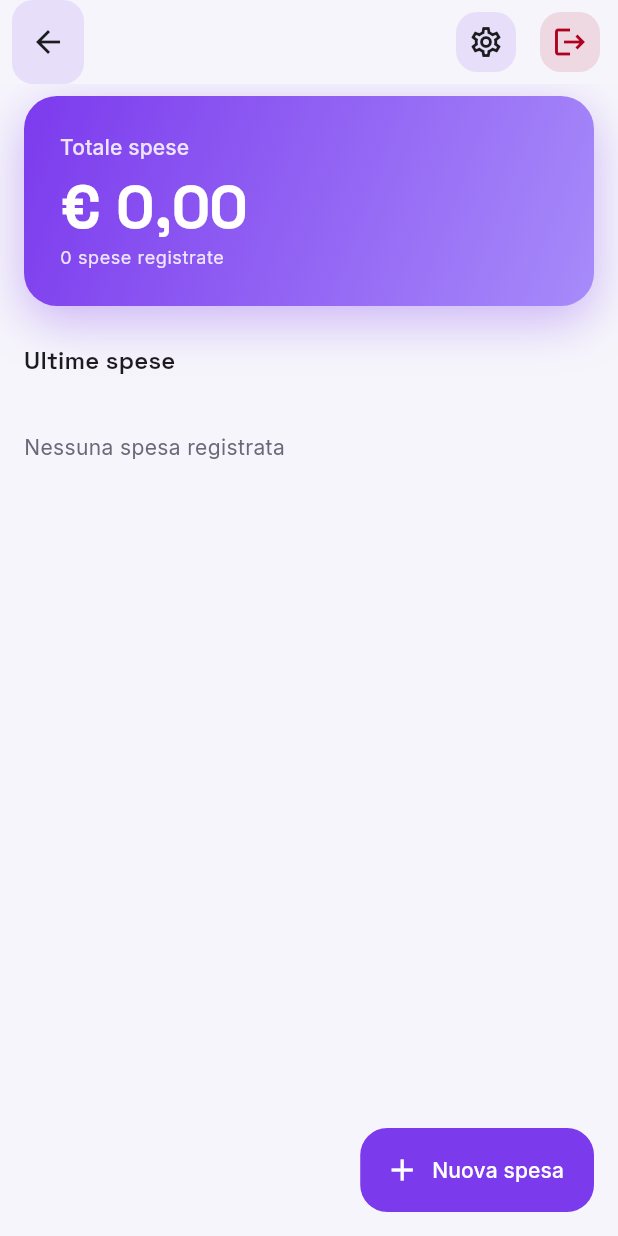
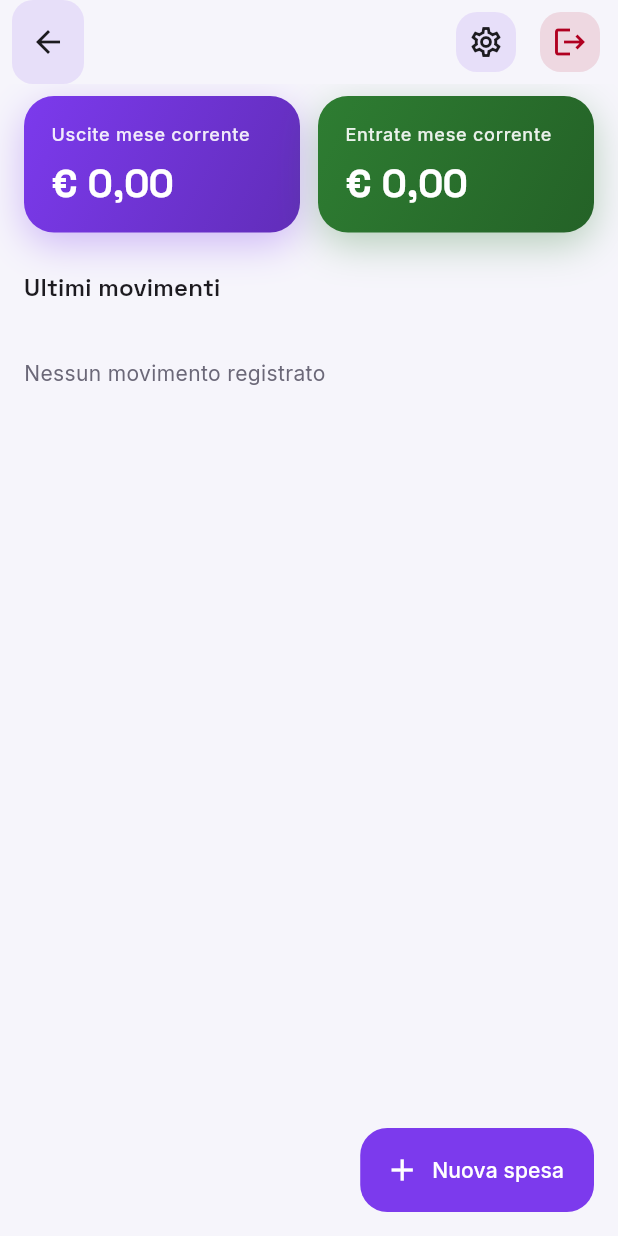
Before and after one commit to zaninip/cobudget, a Flutter app: the HomeScreen screen opened directly with empty values, on a phone screen of 412 x 824 dp. Run offline on Flutter 3.47's test engine with Material 3 defaults, Android fonts, the light colour scheme and no system bars; our stand-ins replace flutter_dotenv, flutter_riverpod, go_router, google_fonts, shared_preferences, supabase_flutter; accounts and stored records are empty.

Commit message:
Split expensens in incomes and outcomes

```diff
--- a/lib/features/expenses/data/supabase_expense_repository.dart
+++ b/lib/features/expenses/data/supabase_expense_repository.dart
@@ -47,6 +47,7 @@ class SupabaseExpenseRepository implements ExpenseRepository {
     required DateTime date,
     required String categoryId,
     String? subcategoryId,
+    ExpenseType type = ExpenseType.expense,
   }) async {
     await _client.from('expenses').insert({
       'budget_id': budgetId,
@@ -56,6 +57,7 @@ class SupabaseExpenseRepository implements ExpenseRepository {
       'date': _formatDate(date),
       'category_id': categoryId,
       'subcategory_id': subcategoryId,
+      'type': type.name,
     });
   }
 
@@ -68,6 +70,7 @@ class SupabaseExpenseRepository implements ExpenseRepository {
     required DateTime endMonth,
     required String categoryId,
     String? subcategoryId,
+    ExpenseType type = ExpenseType.expense,
   }) async {
     final months = <DateTime>[];
     var current = DateTime(startMonth.year, startMonth.month);
@@ -93,6 +96,7 @@ class SupabaseExpenseRepository implements ExpenseRepository {
           'category_id': categoryId,
           'subcategory_id': subcategoryId,
           'spread_group_id': spreadGroupId,
+          'type': type.name,
         },
     ];
 
--- a/lib/features/expenses/domain/expense_repository.dart
+++ b/lib/features/expenses/domain/expense_repository.dart
@@ -10,7 +10,7 @@ abstract class ExpenseRepository {
   /// Tutte le spese del budget, ordinate per data decrescente.
   Future<List<Expense>> getRecentExpenses(String budgetId);
 
-  /// Crea una singola spesa in data [date].
+  /// Crea una singola voce (uscita o entrata) in data [date].
   Future<void> addExpense({
     required String budgetId,
     required String title,
@@ -18,9 +18,10 @@ abstract class ExpenseRepository {
     required DateTime date,
     required String categoryId,
     String? subcategoryId,
+    ExpenseType type = ExpenseType.expense,
   });
 
-  /// Crea N spese (una per ogni mese tra [startMonth] e [endMonth] inclusi),
+  /// Crea N voci (una per ogni mese tra [startMonth] e [endMonth] inclusi),
   /// con titoli "Titolo i/N" e lo stesso `spread_group_id`.
   Future<void> addSpreadExpenses({
     required String budgetId,
@@ -30,6 +31,7 @@ abstract class ExpenseRepository {
     required DateTime endMonth,
     required String categoryId,
     String? subcategoryId,
+    ExpenseType type = ExpenseType.expense,
   });
 
   /// Crea una nuova categoria specifica del budget [budgetId].
--- a/lib/features/expenses/presentation/controllers/manual_expense_controller.dart
+++ b/lib/features/expenses/presentation/controllers/manual_expense_controller.dart
@@ -3,6 +3,7 @@ import 'dart:async';
 import 'package:flutter_riverpod/flutter_riverpod.dart';
 
 import '../../data/supabase_expense_repository.dart';
+import '../../domain/expense.dart';
 
 /// Stato del salvataggio di una nuova spesa manuale (vedi ARCHITECTURE.md - flow 4).
 class ManualExpenseController extends AsyncNotifier<void> {
@@ -16,6 +17,7 @@ class ManualExpenseController extends AsyncNotifier<void> {
     required DateTime date,
     required String categoryId,
     String? subcategoryId,
+    ExpenseType type = ExpenseType.expense,
   }) async {
     state = const AsyncLoading();
     state = await AsyncValue.guard(() async {
@@ -26,6 +28,7 @@ class ManualExpenseController extends AsyncNotifier<void> {
             date: date,
             categoryId: categoryId,
             subcategoryId: subcategoryId,
+            type: type,
           );
     });
     if (!state.hasError) {
@@ -41,6 +44,7 @@ class ManualExpenseController extends AsyncNotifier<void> {
     required DateTime endMonth,
     required String categoryId,
     String? subcategoryId,
+    ExpenseType type = ExpenseType.expense,
   }) async {
     state = const AsyncLoading();
     state = await AsyncValue.guard(() async {
@@ -52,6 +56,7 @@ class ManualExpenseController extends AsyncNotifier<void> {
             endMonth: endMonth,
             categoryId: categoryId,
             subcategoryId: subcategoryId,
+            type: type,
           );
     });
     if (!state.hasError) {
--- a/lib/features/expenses/presentation/screens/home_screen.dart
+++ b/lib/features/expenses/presentation/screens/home_screen.dart
@@ -2,6 +2,7 @@ import 'package:flutter/material.dart';
 import 'package:flutter_riverpod/flutter_riverpod.dart';
 import 'package:go_router/go_router.dart';
 
+import '../../../../app/theme.dart';
 import '../../../../core/utils/formatters.dart';
 import '../../../../core/widgets/amount_text.dart';
 import '../../../../core/widgets/app_bar_icon_button.dart';
@@ -59,20 +60,53 @@ class HomeScreen extends ConsumerWidget {
       body: expensesAsync.when(
         data: (expenses) {
           final categories = categoriesAsync.value ?? const [];
-          final total = expenses.fold<double>(0, (sum, e) => sum + e.amount);
+          final now = DateTime.now();
+          bool isCurrentMonth(DateTime d) => d.year == now.year && d.month == now.month;
+
+          var monthExpenses = 0.0;
+          var monthIncome = 0.0;
+          for (final e in expenses) {
+            if (!isCurrentMonth(e.date)) continue;
+            if (e.isIncome) {
+              monthIncome += e.amount;
+            } else {
+              monthExpenses += e.amount;
+            }
+          }
 
           return ListView(
             padding: const EdgeInsets.fromLTRB(16, 8, 16, 96),
             children: [
-              _TotalCard(total: total, count: expenses.length),
+              IntrinsicHeight(
+                child: Row(
+                  crossAxisAlignment: CrossAxisAlignment.stretch,
+                  children: [
+                    Expanded(
+                      child: _SummaryCard(
+                        label: 'Uscite mese corrente',
+                        amount: monthExpenses,
+                        accent: Theme.of(context).colorScheme.primary,
+                      ),
+                    ),
+                    const SizedBox(width: 12),
+                    Expanded(
+                      child: _SummaryCard(
+                        label: 'Entrate mese corrente',
+                        amount: monthIncome,
+                        accent: context.appColors.success,
+                      ),
+                    ),
+                  ],
+                ),
+              ),
               const SizedBox(height: 24),
-              Text('Ultime spese', style: Theme.of(context).textTheme.titleMedium),
+              Text('Ultimi movimenti', style: Theme.of(context).textTheme.titleMedium),
               const SizedBox(height: 12),
               if (expenses.isEmpty)
                 Padding(
                   padding: const EdgeInsets.symmetric(vertical: 24),
                   child: Text(
-                    'Nessuna spesa registrata',
+                    'Nessun movimento registrato',
                     style: Theme.of(context).textTheme.bodyMedium?.copyWith(
                           color: Theme.of(context).colorScheme.onSurfaceVariant,
                         ),
@@ -108,50 +142,54 @@ class HomeScreen extends ConsumerWidget {
   }
 }
 
-/// Card di riepilogo con il totale delle spese in evidenza (Space Grotesk).
-class _TotalCard extends StatelessWidget {
-  const _TotalCard({required this.total, required this.count});
+/// Card di riepilogo (uscite/entrate del mese) con importo in evidenza.
+/// Il colore del testo si adatta alla luminosità dell'accento per restare
+/// leggibile sia in tema chiaro che scuro.
+class _SummaryCard extends StatelessWidget {
+  const _SummaryCard({required this.label, required this.amount, required this.accent});
 
-  final double total;
-  final int count;
+  final String label;
+  final double amount;
+  final Color accent;
 
   @override
   Widget build(BuildContext context) {
-    final scheme = Theme.of(context).colorScheme;
+    final onAccent =
+        accent.computeLuminance() > 0.5 ? const Color(0xFF1A1A1A) : Colors.white;
+    final accentEnd = Color.lerp(accent, Colors.black, 0.22)!;
+
     return Container(
-      padding: const EdgeInsets.all(24),
+      padding: const EdgeInsets.all(18),
       decoration: BoxDecoration(
-        borderRadius: BorderRadius.circular(22),
+        borderRadius: BorderRadius.circular(20),
         gradient: LinearGradient(
           begin: Alignment.topLeft,
           end: Alignment.bottomRight,
-          colors: [scheme.primary, scheme.primaryContainer],
+          colors: [accent, accentEnd],
         ),
         boxShadow: [
           BoxShadow(
-            color: scheme.primary.withValues(alpha: 0.35),
-            blurRadius: 28,
-            offset: const Offset(0, 10),
+            color: accent.withValues(alpha: 0.32),
+            blurRadius: 22,
+            offset: const Offset(0, 8),
           ),
         ],
       ),
       child: Column(
         crossAxisAlignment: CrossAxisAlignment.start,
+        mainAxisSize: MainAxisSize.min,
         children: [
           Text(
-            'Totale spese',
-            style: Theme.of(context).textTheme.labelLarge?.copyWith(
-                  color: scheme.onPrimary.withValues(alpha: 0.85),
+            label,
+            style: Theme.of(context).textTheme.labelMedium?.copyWith(
+                  color: onAccent.withValues(alpha: 0.9),
                 ),
           ),
-          const SizedBox(height: 8),
-          AmountText(total, fontSize: 40, color: scheme.onPrimary),
-          const SizedBox(height: 4),
-          Text(
-            count == 1 ? '1 spesa registrata' : '$count spese registrate',
-            style: Theme.of(context).textTheme.bodySmall?.copyWith(
-                  color: scheme.onPrimary.withValues(alpha: 0.85),
-                ),
+          const SizedBox(height: 10),
+          FittedBox(
+            fit: BoxFit.scaleDown,
+            alignment: Alignment.centerLeft,
+            child: AmountText(amount, fontSize: 26, color: onAccent),
           ),
         ],
       ),
@@ -215,7 +253,12 @@ class _ExpenseTile extends StatelessWidget {
                 ),
               ),
               const SizedBox(width: 12),
-              AmountText(expense.amount, fontSize: 16),
+              AmountText(
+                expense.amount,
+                fontSize: 16,
+                fontWeight: expense.isIncome ? FontWeight.w800 : FontWeight.w700,
+                color: expense.isIncome ? context.appColors.success : null,
+              ),
             ],
           ),
         ),
```
Also changed, not shown: lib/features/expenses/domain/expense.dart (+15 -1 lines), lib/features/expenses/presentation/screens/manual_expense_screen.dart (+24 -1 lines), lib/features/expenses/presentation/widgets/expense_detail_dialog.dart (+9 -1 lines), 1 other file.
